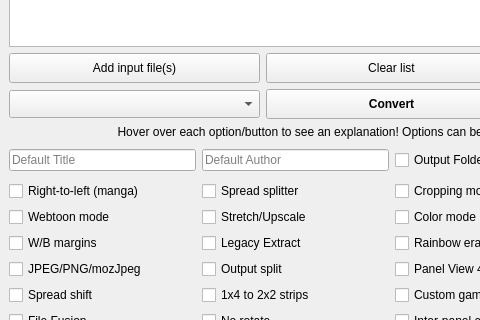
First picture: the form in gui/KCC.ui, repository ciromattia/kcc, before the edit; both pictures show x 0 to 480 and y 124 to 444 of the 783 by 767 pixel window.
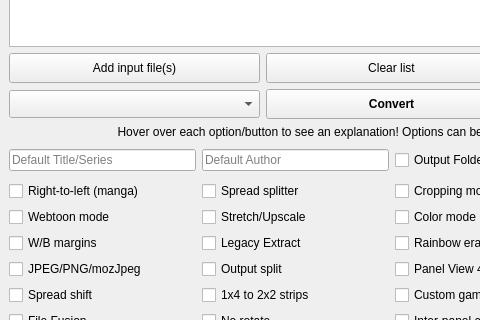
Second picture: the form after the edit. Icons and pictures are not drawn.

Commit message:
title changes filename and is enumerated in gui (#1507)
* title changes filename and is enumerated in gui

* ui changes

The edit to the form file:
```diff
--- a/gui/KCC.ui
+++ b/gui/KCC.ui
@@ -918,7 +918,7 @@
           <string>&lt;html&gt;&lt;head/&gt;&lt;body&gt;&lt;p&gt;Default Title&lt;/p&gt;&lt;/body&gt;&lt;/html&gt;</string>
          </property>
          <property name="placeholderText">
-          <string>Default Title</string>
+          <string>Default Title/Series</string>
          </property>
          <property name="clearButtonEnabled">
           <bool>false</bool>
```
Left out of the diff: 4 changed lines with no effect on the pictures. The commit also changes 5 other files.
